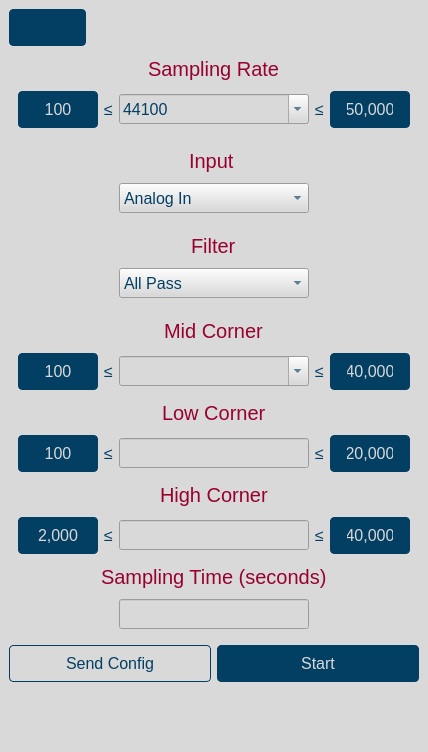
Before: the Qt Designer form gui/qtdesigner/BasicOperation.ui in wyattduber/CyDAQ, drawn with Qt 5.
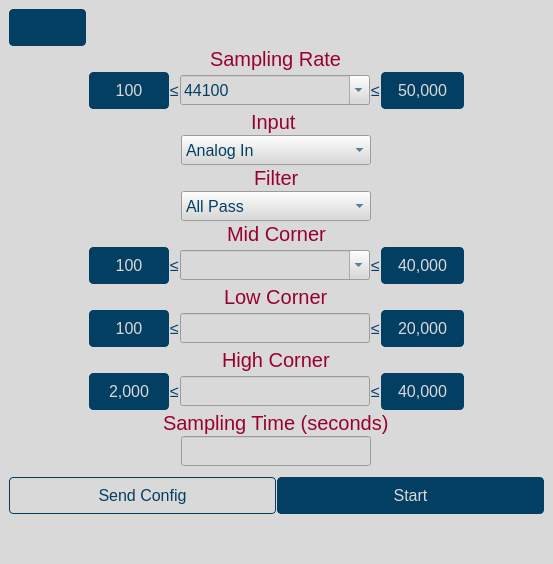
After: the same form once the commit is applied. Icons and pictures are not drawn.

Commit message: change basic operation page to fit better

Patch:
```diff
--- a/gui/qtdesigner/BasicOperation.ui
+++ b/gui/qtdesigner/BasicOperation.ui
@@ -5,26 +5,6 @@
   <property name="enabled">
    <bool>true</bool>
   </property>
-  <property name="geometry">
-   <rect>
-    <x>0</x>
-    <y>0</y>
-    <width>428</width>
-    <height>752</height>
-   </rect>
-  </property>
-  <property name="minimumSize">
-   <size>
-    <width>428</width>
-    <height>752</height>
-   </size>
-  </property>
-  <property name="maximumSize">
-   <size>
-    <width>700</width>
-    <height>800</height>
-   </size>
-  </property>
   <property name="font">
    <font>
     <family>Segoe UI</family>
@@ -39,12 +19,6 @@
    <string notr="true">background-color: #d9d9d9;</string>
   </property>
   <widget class="QWidget" name="centralwidget">
-   <property name="maximumSize">
-    <size>
-     <width>700</width>
-     <height>900</height>
-    </size>
-   </property>
    <property name="layoutDirection">
     <enum>Qt::LeftToRight</enum>
    </property>
@@ -76,6 +50,9 @@
 }</string>
    </property>
    <layout class="QVBoxLayout" name="verticalLayout">
+    <property name="spacing">
+     <number>1</number>
+    </property>
     <item alignment="Qt::AlignLeft">
      <widget class="QPushButton" name="home_btn">
       <property name="text">
@@ -228,22 +205,6 @@
       </item>
      </layout>
     </item>
-    <item>
-     <spacer name="verticalSpacer_2">
-      <property name="orientation">
-       <enum>Qt::Vertical</enum>
-      </property>
-      <property name="sizeType">
-       <enum>QSizePolicy::Minimum</enum>
-      </property>
-      <property name="sizeHint" stdset="0">
-       <size>
-        <width>10</width>
-        <height>10</height>
-       </size>
-      </property>
-     </spacer>
-    </item>
     <item alignment="Qt::AlignHCenter">
      <widget class="QLabel" name="input_label">
       <property name="minimumSize">
@@ -316,22 +277,6 @@
       </item>
      </widget>
     </item>
-    <item>
-     <spacer name="verticalSpacer_3">
-      <property name="orientation">
-       <enum>Qt::Vertical</enum>
-      </property>
-      <property name="sizeType">
-       <enum>QSizePolicy::Minimum</enum>
-      </property>
-      <property name="sizeHint" stdset="0">
-       <size>
-        <width>10</width>
-        <height>10</height>
-       </size>
-      </property>
-     </spacer>
-    </item>
     <item alignment="Qt::AlignHCenter">
      <widget class="QLabel" name="filter_label">
       <property name="maximumSize">
@@ -395,22 +340,6 @@
       </item>
      </widget>
     </item>
-    <item>
-     <spacer name="verticalSpacer_4">
-      <property name="orientation">
-       <enum>Qt::Vertical</enum>
-      </property>
-      <property name="sizeType">
-       <enum>QSizePolicy::Minimum</enum>
-      </property>
-      <property name="sizeHint" stdset="0">
-       <size>
-        <width>10</width>
-        <height>10</height>
-       </size>
-      </property>
-     </spacer>
-    </item>
     <item alignment="Qt::AlignHCenter">
      <widget class="QLabel" name="mid_corner_label">
       <property name="maximumSize">
```
The commit also changes 3 other files.
